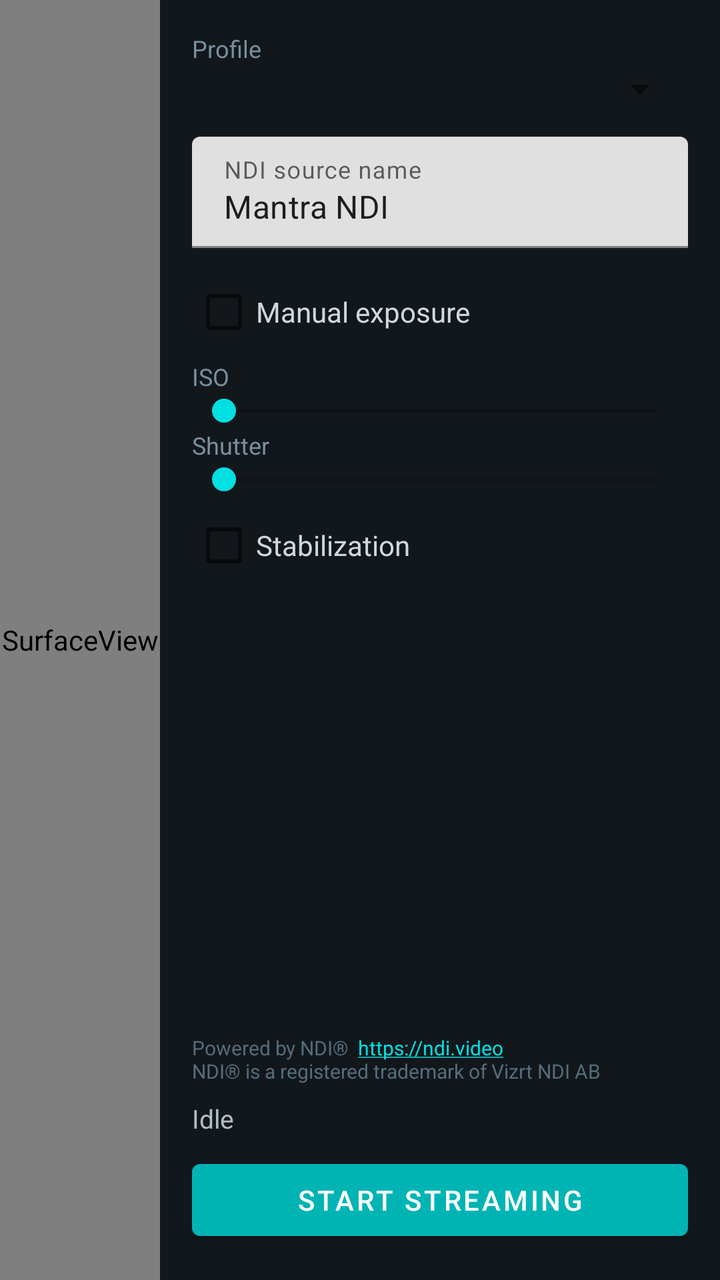
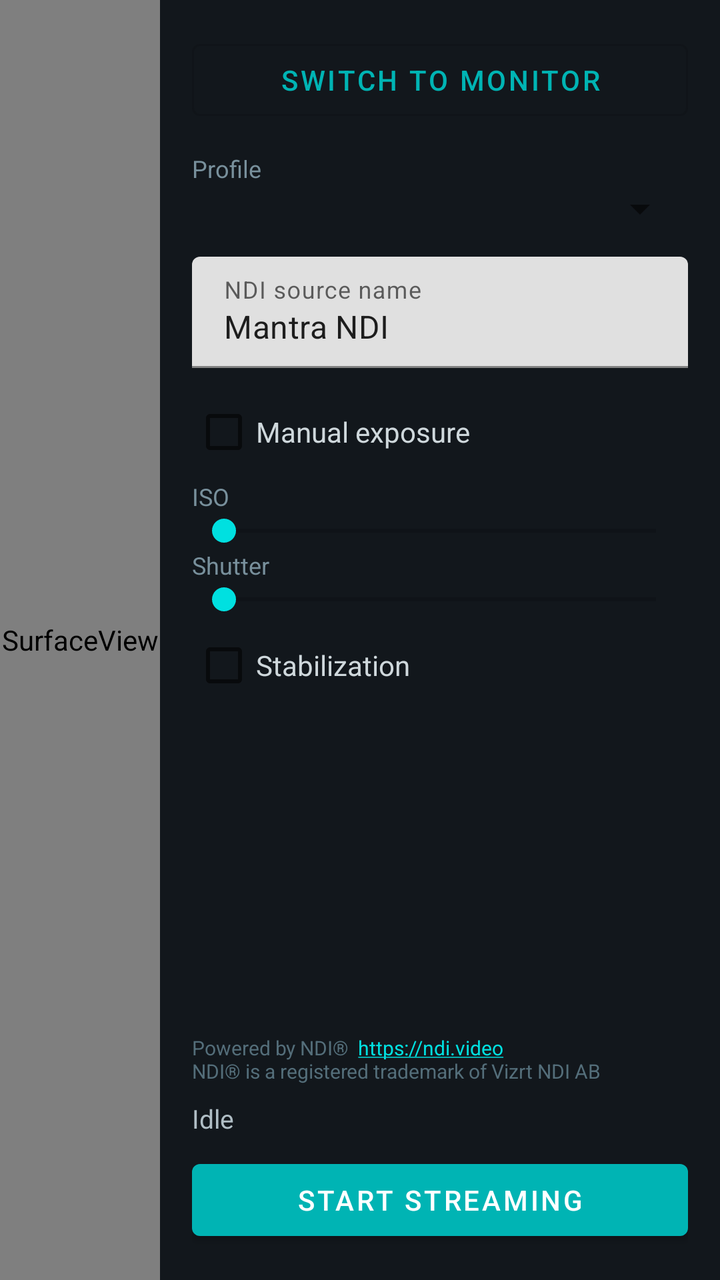

Compare the two renders of this Android layout. The source of the first and the diff that turns it into the second are given below.
<!-- AndroidManifest.xml: application theme Theme.MantraNdi -->
<!-- res/layout/activity_main.xml -->
<?xml version="1.0" encoding="utf-8"?>
<androidx.constraintlayout.widget.ConstraintLayout
    xmlns:android="http://schemas.android.com/apk/res/android"
    xmlns:app="http://schemas.android.com/apk/res-auto"
    android:layout_width="match_parent"
    android:layout_height="match_parent"
    android:background="#0B0E11">

    <SurfaceView
        android:id="@+id/preview"
        android:layout_width="0dp"
        android:layout_height="0dp"
        app:layout_constraintTop_toTopOf="parent"
        app:layout_constraintBottom_toBottomOf="parent"
        app:layout_constraintStart_toStartOf="parent"
        app:layout_constraintEnd_toStartOf="@id/panel" />

    <LinearLayout
        android:id="@+id/panel"
        android:layout_width="280dp"
        android:layout_height="0dp"
        android:orientation="vertical"
        android:padding="16dp"
        android:background="#12171C"
        app:layout_constraintTop_toTopOf="parent"
        app:layout_constraintBottom_toBottomOf="parent"
        app:layout_constraintEnd_toEndOf="parent">

        <TextView
            android:layout_width="match_parent"
            android:layout_height="wrap_content"
            android:text="Profile"
            android:textColor="#78909C"
            android:textSize="12sp" />

        <Spinner
            android:id="@+id/profileSpinner"
            android:layout_width="match_parent"
            android:layout_height="wrap_content"
            android:layout_marginBottom="12dp" />

        <com.google.android.material.textfield.TextInputLayout
            android:layout_width="match_parent"
            android:layout_height="wrap_content"
            android:hint="NDI source name">

            <com.google.android.material.textfield.TextInputEditText
                android:id="@+id/sourceNameInput"
                android:layout_width="match_parent"
                android:layout_height="wrap_content"
                android:text="Mantra NDI"
                android:inputType="text" />

        </com.google.android.material.textfield.TextInputLayout>

        <CheckBox
            android:id="@+id/manualExposureCheck"
            android:layout_width="match_parent"
            android:layout_height="wrap_content"
            android:layout_marginTop="8dp"
            android:text="Manual exposure"
            android:textColor="#CFD8DC" />

        <TextView
            android:id="@+id/isoLabel"
            android:layout_width="match_parent"
            android:layout_height="wrap_content"
            android:text="ISO"
            android:textColor="#78909C"
            android:textSize="12sp" />

        <SeekBar
            android:id="@+id/isoSeek"
            android:layout_width="match_parent"
            android:layout_height="wrap_content" />

        <TextView
            android:id="@+id/shutterLabel"
            android:layout_width="match_parent"
            android:layout_height="wrap_content"
            android:text="Shutter"
            android:textColor="#78909C"
            android:textSize="12sp" />

        <SeekBar
            android:id="@+id/shutterSeek"
            android:layout_width="match_parent"
            android:layout_height="wrap_content" />

        <CheckBox
            android:id="@+id/stabilizationCheck"
            android:layout_width="match_parent"
            android:layout_height="wrap_content"
            android:text="Stabilization"
            android:textColor="#CFD8DC" />

        <View
            android:layout_width="match_parent"
            android:layout_height="0dp"
            android:layout_weight="1" />

        <TextView
            android:id="@+id/ndiAttribution"
            android:layout_width="match_parent"
            android:layout_height="wrap_content"
            android:layout_marginBottom="8dp"
            android:autoLink="web"
            android:text="Powered by NDI®  https://ndi.video\nNDI® is a registered trademark of Vizrt NDI AB"
            android:textColor="#546E7A"
            android:textSize="10sp" />

        <TextView
            android:id="@+id/statusText"
            android:layout_width="match_parent"
            android:layout_height="wrap_content"
            android:layout_marginBottom="8dp"
            android:text="Idle"
            android:textColor="#B0BEC5"
            android:textSize="13sp" />

        <com.google.android.material.button.MaterialButton
            android:id="@+id/startStopButton"
            android:layout_width="match_parent"
            android:layout_height="wrap_content"
            android:text="Start streaming" />

    </LinearLayout>

</androidx.constraintlayout.widget.ConstraintLayout>
<!-- resources referenced by this layout -->
<resources>
  <style name="Theme.MantraNdi" parent="Theme.MaterialComponents.DayNight.NoActionBar">
          <item name="colorPrimary">#00B4B4</item>
          <item name="colorPrimaryDark">#008080</item>
          <item name="colorAccent">#00E0E0</item>
          <item name="android:windowBackground">#101418</item>
      </style>
</resources>

<!-- the commit's change to res/layout/activity_main.xml (unified diff, before → after) -->
@@ -25,6 +25,14 @@
         app:layout_constraintTop_toTopOf="parent"
         app:layout_constraintBottom_toBottomOf="parent"
         app:layout_constraintEnd_toEndOf="parent">
+
+        <com.google.android.material.button.MaterialButton
+            android:id="@+id/modeButton"
+            android:layout_width="match_parent"
+            android:layout_height="wrap_content"
+            android:layout_marginBottom="12dp"
+            android:text="Switch to Monitor"
+            style="@style/Widget.MaterialComponents.Button.OutlinedButton" />
 
         <TextView
             android:layout_width="match_parent"
